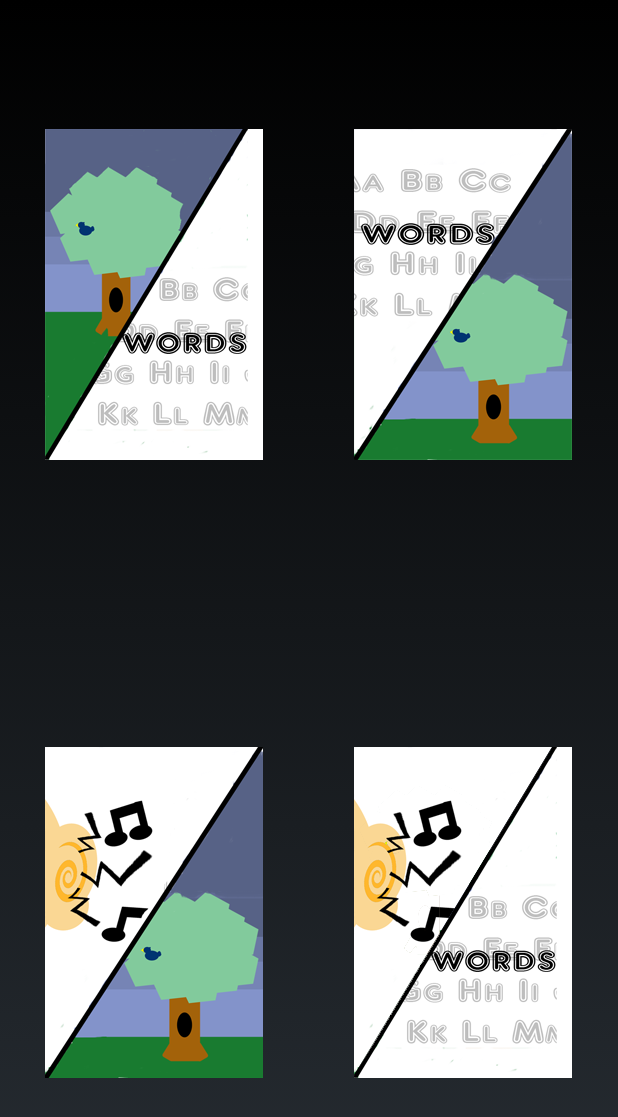
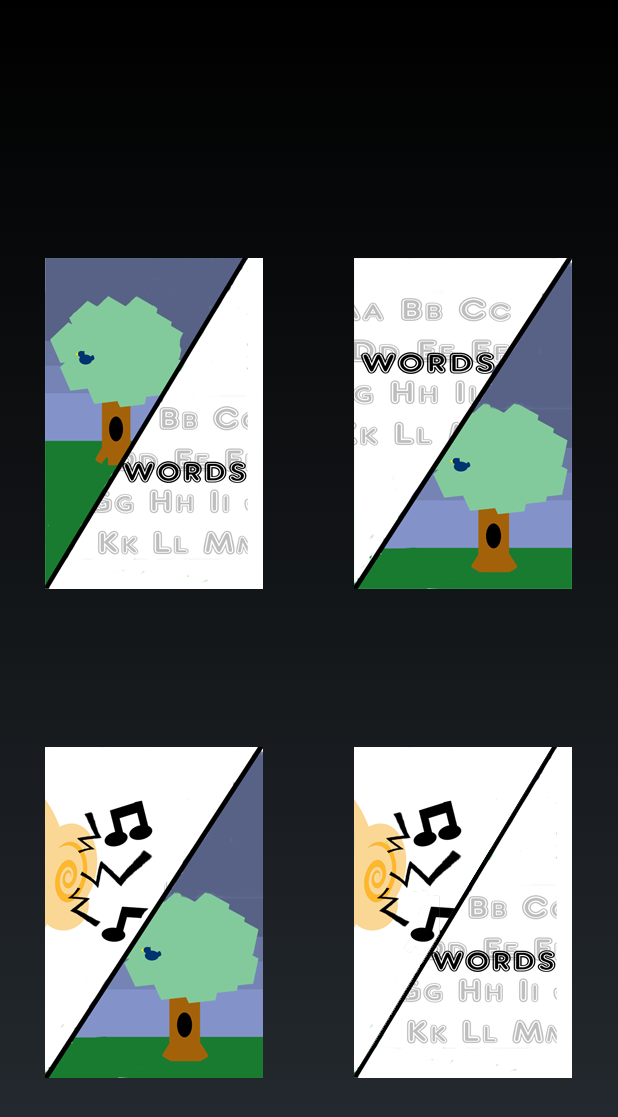
Before and after one commit to johnbarry343/ReadingComprehensionApp, an Android app: the screen it shows after launch (MainActivity), on a phone screen of 412 x 824 dp. Shown: the top 1117 px of the screen. Run offline under Robolectric (Android 15) with nearby library versions, the phone set to English and light mode, and no system bars.

Commit message:
Made some tweaks to the tim_activity_main portrait layout

```diff
--- a/app/src/main/res/layout/tim_activity_main.xml
+++ b/app/src/main/res/layout/tim_activity_main.xml
@@ -3,21 +3,20 @@
               android:layout_width="fill_parent"
               android:layout_height="fill_parent"
               android:orientation="vertical"
-              android:gravity="center_vertical">
+              android:gravity="center">
 
     <LinearLayout
         android:orientation="horizontal"
         android:layout_width="fill_parent"
         android:layout_height="wrap_content"
         android:layout_weight="1"
-        android:gravity="center">
+        android:gravity="center|bottom">
 
         <Button
             android:id="@+id/pictureToText"
             android:layout_width="wrap_content"
             android:layout_height="wrap_content"
             android:layout_weight="1"
-            android:gravity="bottom"
             android:drawableTop="@drawable/test"
             android:textColor="#EDFF99"
             android:src="@drawable/picture_to_words"
@@ -29,7 +28,6 @@
             android:layout_width="wrap_content"
             android:layout_height="wrap_content"
             android:layout_weight="1"
-            android:gravity="bottom"
             android:drawableTop="@drawable/words_to_picture"
             android:textColor="#EDFF99"
             android:textStyle="bold"
@@ -48,7 +46,6 @@
             android:layout_width="wrap_content"
             android:layout_height="wrap_content"
             android:layout_weight="1"
-            android:gravity="top"
             android:drawableTop="@drawable/sound_to_picture"
             android:textColor="#EDFF99"
             android:textStyle="bold"
@@ -56,7 +53,6 @@
 
         <Button
             android:id="@+id/soundToText"
-            android:gravity="top"
             android:layout_weight="1"
             android:layout_width="wrap_content"
             android:layout_height="wrap_content"
```
